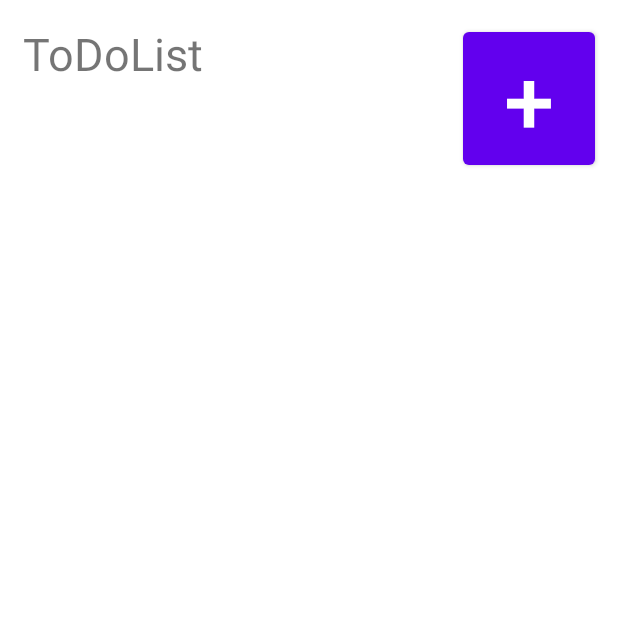
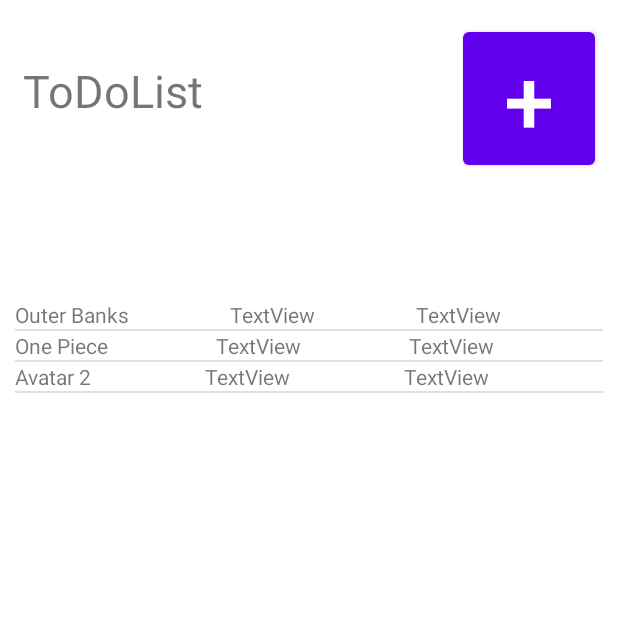
Before and after one commit to YlianF/ToDoList, an Android app: the screen it shows after launch (MainActivity), on a phone screen of 412 x 824 dp, the top half of it. Run offline under Robolectric (Android 15) with nearby library versions, the phone set to English and light mode, and no system bars.

Commit message:
ajout TaskAdapter

```diff
--- a/app/src/main/java/com/example/todolist/MainActivity.kt
+++ b/app/src/main/java/com/example/todolist/MainActivity.kt
@@ -3,7 +3,10 @@ package com.example.todolist
 import android.content.Intent
 import androidx.appcompat.app.AppCompatActivity
 import android.os.Bundle
+import android.widget.ArrayAdapter
 import android.widget.Button
+import android.widget.ListView
+import java.util.*
 
 class MainActivity : AppCompatActivity() {
     override fun onCreate(savedInstanceState: Bundle?) {
@@ -11,10 +14,20 @@ class MainActivity : AppCompatActivity() {
         setContentView(R.layout.activity_main)
 
         val btn: Button = findViewById(R.id.addButton)
+        val laListView : ListView = findViewById(R.id.layoutListV)
 
         btn.setOnClickListener() {
             val intent = Intent(this@MainActivity, AddTask::class.java)
             startActivity(intent)
         }
+
+        val TaskArray = arrayListOf<Task>(
+            Task("Outer Banks","en cours", "demain"),
+            Task("One Piece","en cours", "demain"),
+            Task("Avatar 2","en cours", "demain"))
+
+        val adapter = TaskAdapter(TaskArray, this)
+
+        laListView.adapter = adapter
     }
 }
--- a/app/src/main/java/com/example/todolist/Task.kt
+++ b/app/src/main/java/com/example/todolist/Task.kt
@@ -2,4 +2,4 @@ package com.example.todolist
 
 import java.util.Date
 
-class Task (val title : String, val state : String, val deadline : Date)
+class Task (val title : String, val state : String, val deadline : String)
--- /dev/null
+++ b/app/src/main/java/com/example/todolist/TaskAdapter.kt
@@ -0,0 +1,52 @@
+package com.example.todolist
+
+import android.content.Context
+import android.view.LayoutInflater
+import android.view.View
+import android.view.ViewGroup
+import android.widget.ArrayAdapter
+import android.widget.TextView
+import android.widget.Toast
+
+class TaskAdapter(items:ArrayList<Task>, ctx: Context) :
+    ArrayAdapter<Task>(ctx,R.layout.list_item_recipe, items){
+
+    //view holder is used to prevent findViewBy calls
+    private class TaskItemViewHolder {
+        internal var title: TextView? = null
+        internal var state: TextView? = null
+        internal var deadline: TextView? = null
+    }
+
+    override fun getView(i: Int, view : View?, viewGroup: ViewGroup): View {
+        var view = view
+
+        val viewHolder: TaskItemViewHolder
+
+        if (view == null ) {
+            val inflater = LayoutInflater.from(context)
+            view = inflater.inflate(R.layout.list_item_recipe,viewGroup, false)
+
+            viewHolder = TaskItemViewHolder()
+            viewHolder.title = view!!.findViewById<View>(R.id.title) as TextView
+
+        } else {
+            //no need to call findViewById , can use existing ones from saved view holder
+            viewHolder = view.tag as TaskItemViewHolder
+        }
+
+        val task = getItem(i)
+        viewHolder.title!!.text = task!!.title
+        //autre var je pense
+
+        view.tag = viewHolder
+
+
+        viewHolder.title!!.setOnClickListener {
+            Toast.makeText(context, "The title is " + task!!.title,
+                Toast.LENGTH_SHORT).show()
+        }
+
+        return view
+    }
+}
--- a/app/src/main/res/layout/activity_main.xml
+++ b/app/src/main/res/layout/activity_main.xml
@@ -11,7 +11,7 @@
         android:layout_width="wrap_content"
         android:layout_height="wrap_content"
         android:layout_marginStart="15dp"
-        android:layout_marginTop="15dp"
+        android:layout_marginTop="40dp"
         android:text="ToDoList"
         android:textSize="30dp"
         app:layout_constraintStart_toStartOf="parent"
@@ -28,5 +28,28 @@
         app:layout_constraintEnd_toEndOf="parent"
         app:layout_constraintTop_toTopOf="parent" />
 
+    <ScrollView
+        android:layout_width="match_parent"
+        android:layout_height="match_parent"
+        android:layout_marginTop="200dp"
+        android:fillViewport="true"
+        android:orientation="vertical"
+        app:layout_constraintTop_toTopOf="parent">
+
+        <ListView
+            android:id="@+id/layoutListV"
+            android:layout_width="match_parent"
+            android:layout_height="fill_parent"
+            android:layout_marginStart="10dp"
+            android:layout_marginEnd="10dp"
+            android:layout_marginBottom="20dp"
+            app:layout_constraintBottom_toBottomOf="parent"
+            app:layout_constraintEnd_toEndOf="parent"
+            app:layout_constraintStart_toStartOf="parent" />
+    </ScrollView>
+
+
+
+
 
 </androidx.constraintlayout.widget.ConstraintLayout>
--- /dev/null
+++ b/app/src/main/res/layout/list_item_recipe.xml
@@ -0,0 +1,28 @@
+<?xml version="1.0" encoding="utf-8"?>
+<LinearLayout xmlns:android="http://schemas.android.com/apk/res/android"
+    xmlns:app="http://schemas.android.com/apk/res-auto"
+    xmlns:tools="http://schemas.android.com/tools"
+    android:layout_width="match_parent"
+    android:layout_height="match_parent">
+
+    <TextView
+        android:id="@+id/title"
+        android:layout_width="wrap_content"
+        android:layout_height="wrap_content"
+        android:layout_weight="1"
+        android:text="TextView" />
+
+    <TextView
+        android:id="@+id/state"
+        android:layout_width="wrap_content"
+        android:layout_height="wrap_content"
+        android:layout_weight="1"
+        android:text="TextView" />
+
+    <TextView
+        android:id="@+id/deadline"
+        android:layout_width="wrap_content"
+        android:layout_height="wrap_content"
+        android:layout_weight="1"
+        android:text="TextView" />
+</LinearLayout>
```
